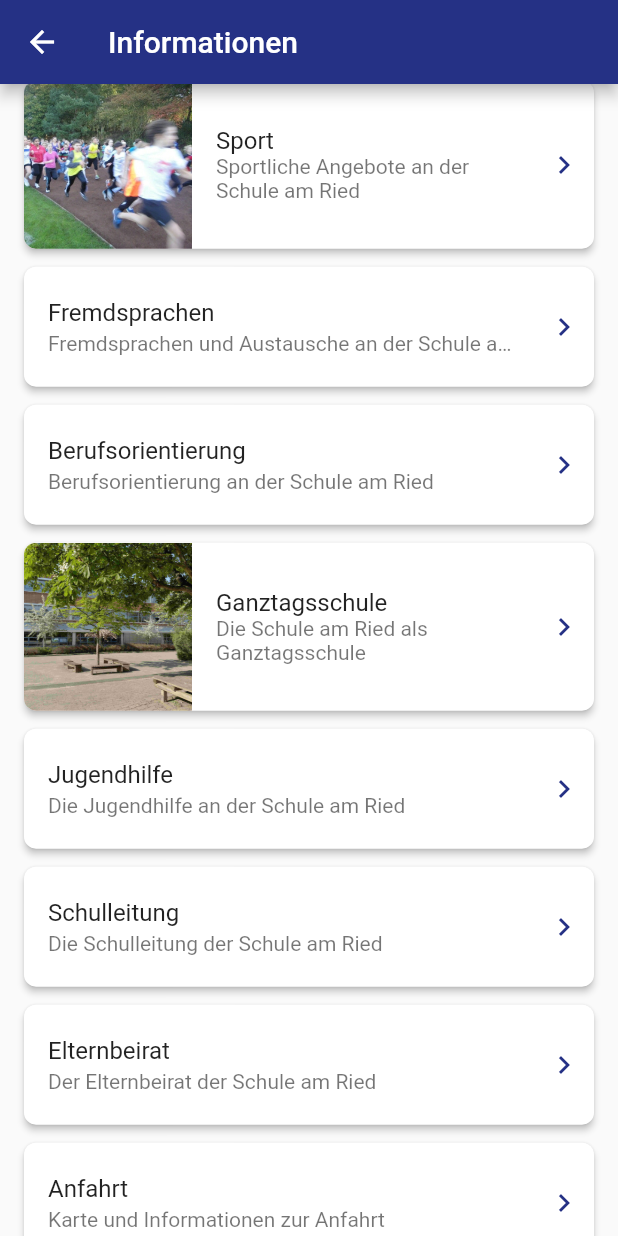
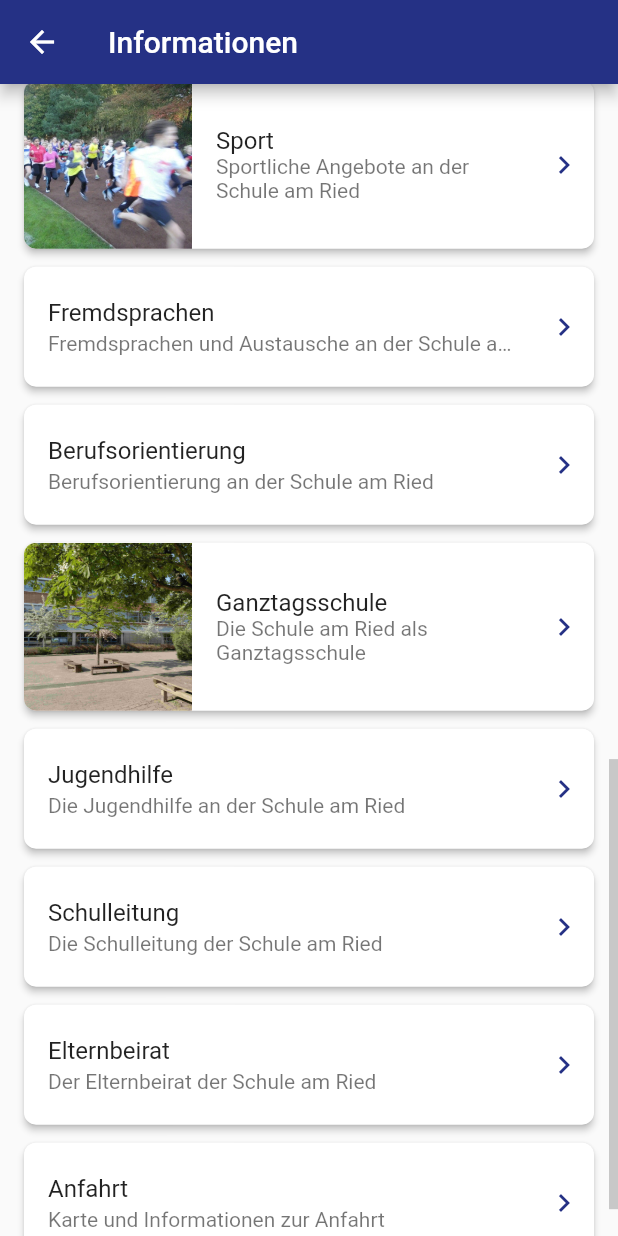
Before and after one commit to k0ncode/sar, a Flutter app: the Informationen screen opened directly, scrolled down 1152 dp, on a phone screen of 412 x 824 dp. Run offline on Flutter 3.47's test engine with Material 2 defaults, Android fonts, the phone set to English and light mode, and no system bars; our stand-ins replace cached_network_image, package_info; network calls fail.

Commit message:
added scrollbar to informationen page

```diff
--- a/lib/pages/informationen/informationen.dart
+++ b/lib/pages/informationen/informationen.dart
@@ -8,7 +8,10 @@ class Informationen extends StatelessWidget {
   Widget build(BuildContext context) {
     return Scaffold(
       appBar: AppBar(title: Text("Informationen")),
-      body: ListView(
+      body: RawScrollbar(
+        thickness: 6,
+        thumbColor: Colors.black.withOpacity(0.2),
+        child: ListView(
           padding: const EdgeInsets.all(16),
           physics: BouncingScrollPhysics(),
           children: [
@@ -115,6 +118,7 @@ class Informationen extends StatelessWidget {
             ),
           ],
         ),
+      ),
     );
   }
 }
```
Lines whose indentation alone changed are shown as unchanged.
